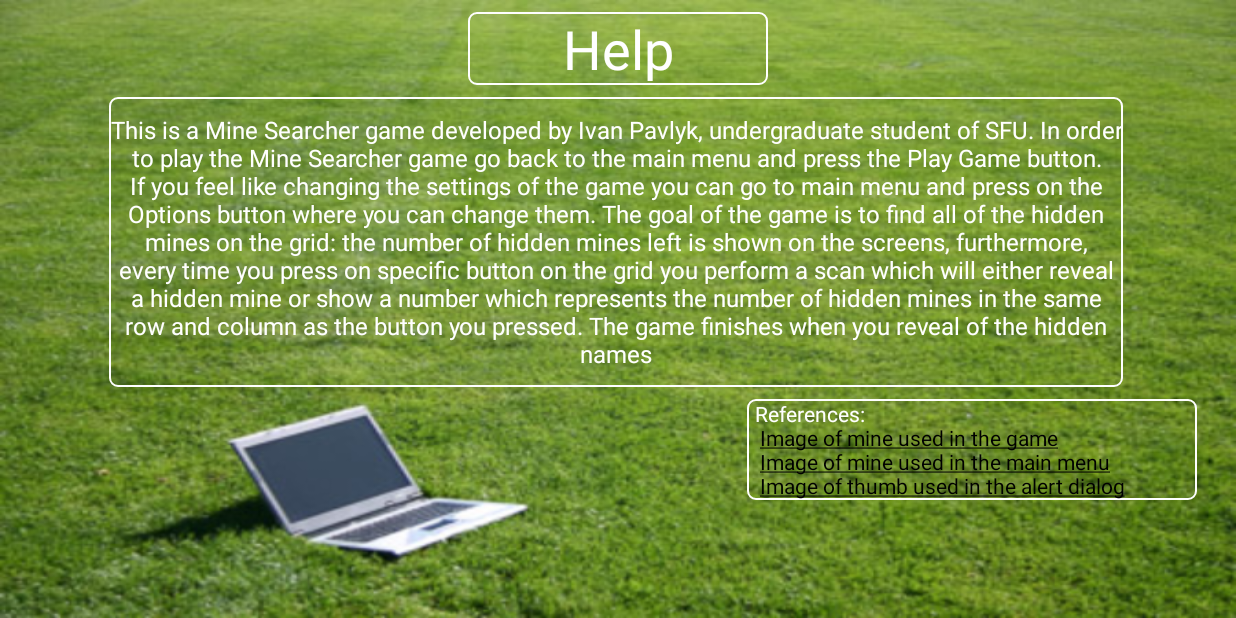
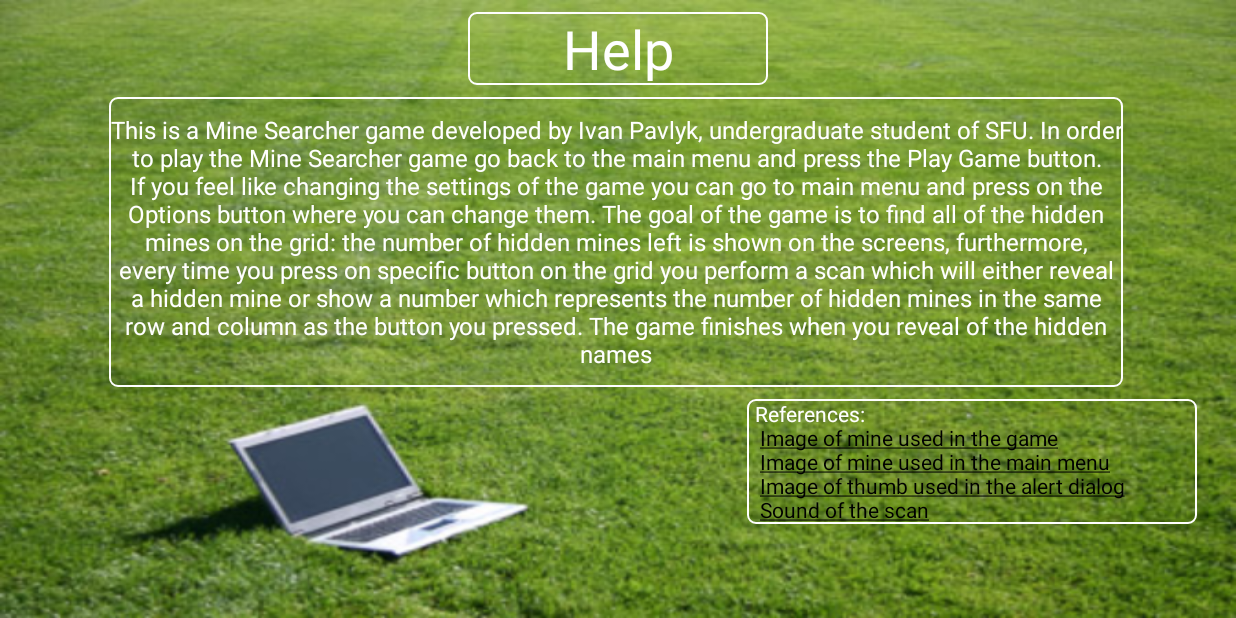
Before and after one commit to IvanPavlyk/mine_sweeper_android, an Android app: the HelpActivity screen opened directly, with no data from a screen before it, on a phone screen of 824 x 412 dp (held sideways). Run offline under Robolectric (Android 15) with nearby library versions, the phone set to English and light mode, and no system bars.

Commit message:
11th Commit: added the docs folder, added the class level comments and added the sound effect when user scans on the game screen (added reference to the sound on the help screen), final commit.

```diff
--- a/app/src/main/AndroidManifest.xml
+++ b/app/src/main/AndroidManifest.xml
@@ -6,7 +6,7 @@
     <uses-permission android:name="android.permission.VIBRATE" />
     <application
         android:allowBackup="true"
-        android:icon="@mipmap/ic_launcher"
+        android:icon="@drawable/mine"
         android:label="@string/app_name"
         android:roundIcon="@mipmap/ic_launcher_round"
         android:supportsRtl="true"
--- a/app/src/main/java/com/example/assignment3_cmpt276_fall2020/HelpActivity.java
+++ b/app/src/main/java/com/example/assignment3_cmpt276_fall2020/HelpActivity.java
@@ -8,6 +8,11 @@ import android.os.Bundle;
 import android.text.method.LinkMovementMethod;
 import android.widget.TextView;
 
+/**
+ * HelpActivity class represents the help screen that contains
+ * information about the developer, brief explanation of the game process
+ * and contains references to the original sources of some of the media used in the project.
+ */
 public class HelpActivity extends AppCompatActivity {
 
     @Override
--- a/app/src/main/java/com/example/assignment3_cmpt276_fall2020/MainActivity.java
+++ b/app/src/main/java/com/example/assignment3_cmpt276_fall2020/MainActivity.java
@@ -14,6 +14,12 @@ import android.widget.TextView;
 import java.util.Timer;
 import java.util.TimerTask;
 
+/**
+ * MainActivity class represents the Welcome Screen that contains two animations of the title and
+ * of the image in the middle, on the skip button skips the animations and advances to the MainMenu
+ * screen. After first execution of the screen and advancement to the next screen this activity is
+ * finished.
+ */
 public class MainActivity extends AppCompatActivity {
 
     @Override
--- a/app/src/main/java/com/example/assignment3_cmpt276_fall2020/MenuActivity.java
+++ b/app/src/main/java/com/example/assignment3_cmpt276_fall2020/MenuActivity.java
@@ -13,6 +13,11 @@ import com.example.assignment3_cmpt276_fall2020.model.Options;
 import java.util.Timer;
 import java.util.TimerTask;
 
+/**
+ * MenuActivity class represents Main menu screen from where user can go to the game screen,
+ * options screen and to the help screen. All of those actions are bind to the corresponding
+ * button presses.
+ */
 public class MenuActivity extends AppCompatActivity {
 
     @Override
--- a/app/src/main/java/com/example/assignment3_cmpt276_fall2020/MessageFragment.java
+++ b/app/src/main/java/com/example/assignment3_cmpt276_fall2020/MessageFragment.java
@@ -12,6 +12,11 @@ import androidx.annotation.NonNull;
 import androidx.annotation.Nullable;
 import androidx.appcompat.app.AppCompatDialogFragment;
 
+/**
+ * MessageFragment class represents the congratulation dialog that pops up after the user
+ * finishes the game, on the positive button press advances back to the menu activity.
+ * Contains two images and congratulation text.
+ */
 public class MessageFragment extends AppCompatDialogFragment {
 
     @NonNull
--- a/app/src/main/java/com/example/assignment3_cmpt276_fall2020/OptionsActivity.java
+++ b/app/src/main/java/com/example/assignment3_cmpt276_fall2020/OptionsActivity.java
@@ -14,6 +14,11 @@ import android.widget.RadioGroup;
 
 import com.example.assignment3_cmpt276_fall2020.model.Options;
 
+/**
+ * OptionsActivity class represents the options screen that saves the game state between executions
+ * of the app through SharedPreferences. Contains two radio groups, one representing the board size
+ * of the game and the other representing the number of mines hidden on the game board.
+ */
 public class OptionsActivity extends AppCompatActivity {
 
     @Override
--- a/app/src/main/res/values/strings.xml
+++ b/app/src/main/res/values/strings.xml
@@ -28,7 +28,8 @@
     <string name="of_scans_used_text"># of Scans Used:</string>
     <string name="text_references">References:\n <a href="https://www.pngwing.com/en/free-png-zoqar">Image of mine used in the game</a>\n
         <a href="https://www.pngwing.com/en/free-png-befxi">Image of mine used in the main menu</a>\n
-        <a href="https://thenounproject.com/term/thumbs-up/410019/">Image of thumb used in the alert dialog</a>
+        <a href="https://thenounproject.com/term/thumbs-up/410019/">Image of thumb used in the alert dialog</a>\n
+        <a href="http://soundbible.com/1641-Police-Scanner.html">Sound of the scan</a>
     </string>
 
 
```
Also changed, not shown: app/src/main/java/com/example/assignment3_cmpt276_fall2020/GameActivity.java (+8 -0 lines), app/src/main/java/com/example/assignment3_cmpt276_fall2020/model/Cell.java (+7 -0 lines), app/src/main/java/com/example/assignment3_cmpt276_fall2020/model/Game.java (+9 -0 lines), app/src/main/java/com/example/assignment3_cmpt276_fall2020/model/Options.java (+7 -0 lines), 5 other files.
